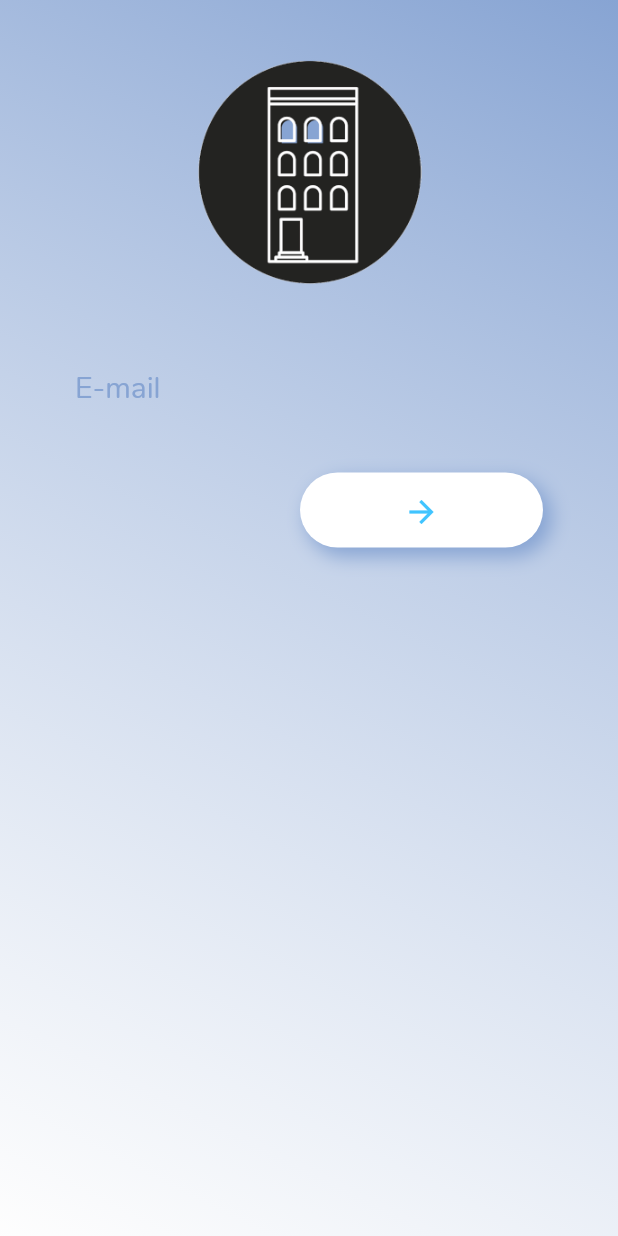
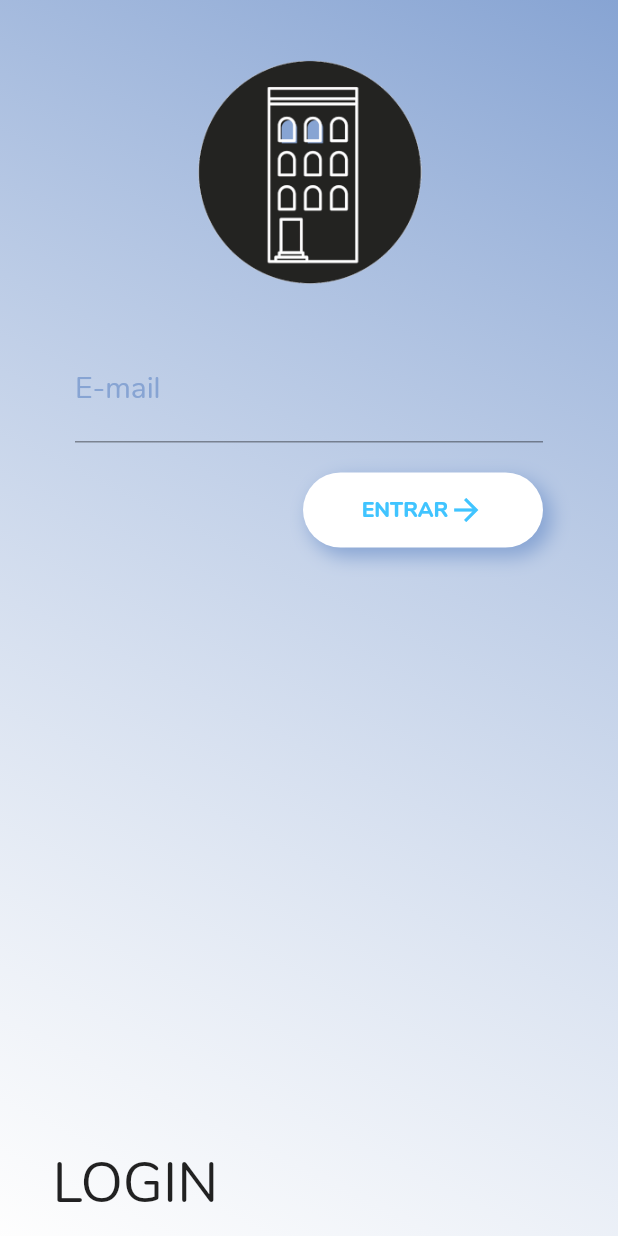
Before and after one commit to juanlubel/vecindapp_client, a Flutter app: the HomeScreen screen opened by its route, on a phone screen of 412 x 824 dp. Run offline on Flutter 3.47's test engine with Material 2 defaults, Android fonts, the phone set to English and light mode, and no system bars; our stand-ins replace bloc, flutter_bloc, rxdart.

```diff
--- a/lib/core/services/auth.service.dart
+++ b/lib/core/services/auth.service.dart
@@ -1,4 +1,5 @@
 import 'dart:async';
+import 'dart:math';
 import 'package:flutter/cupertino.dart';
 import 'package:vecinapp/core/models/users.dart';
 import 'package:vecinapp/core/services/service.dart';
@@ -8,15 +9,15 @@ class LoginUser {
   ApiService _netUtil = new ApiService();
   static final BASE_URL = "https://vecindapp-server.herokuapp.com";
 
-  Future<User> login(email, password) {
+  Future<User> login(email, password) async{
     debugPrint(email + password);
     var body = {
         "email" : email,
         "password" : password
     };
+    await new Future.delayed(const Duration(seconds: 3));
     return _netUtil.post(BASE_URL + "/api/auth/login", body: body).then((dynamic res) {
-      debugPrint('response login');
-      print(res);
+
       if(res["non_field_errors"] != null) throw new Exception(res["non_field_errors"]);
       return new User.map(res);
     });
@@ -43,7 +44,8 @@ class HomeService {
 //  static final _API_KEY = "somerandomkey";
 
 
-  Future<User> login(email) {
+  Future<User> login(email) async {
+    await new Future.delayed(const Duration(seconds: 3));
     User user = new User(email: email);
     return _netUtil.post(LOGIN_URL, body: user.toJson())
         .then((dynamic res) {
--- a/lib/main.dart
+++ b/lib/main.dart
@@ -22,6 +22,7 @@ class MyApp extends StatelessWidget {
                   fontSize: 14.5
               ),
             ),
+
         ),
         onGenerateRoute: routes()
     );
--- a/lib/screens/home.dart
+++ b/lib/screens/home.dart
@@ -1,6 +1,8 @@
 import 'package:flutter/material.dart';
 import 'package:vecinapp/core/services/auth.service.dart';
 import 'package:vecinapp/core/sizeConfig.dart';
+import 'package:vecinapp/widgets/acceptAlert.dart';
+import 'package:vecinapp/widgets/bottomTitle.dart';
 import 'package:vecinapp/widgets/button.dart';
 import 'package:vecinapp/widgets/homeImage.dart';
 import 'package:vecinapp/widgets/inputEmail.dart';
@@ -17,6 +19,22 @@ class _HomeScreenState extends State<HomeScreen> {
   final textGrabber = TextEditingController();
   HomeService homeService = HomeService();
   @override
+
+  Future<void> _emptyEmailDialog() async {
+    return showDialog<void>(
+        context: context,
+        barrierDismissible: false, // user must tap button!
+        builder: (BuildContext context) {
+          return AcceptAlert(
+            title: 'Usuario',
+            body: 'Debe introducir un usuario',
+            acceptPressed: () {},
+          );
+        }
+    );
+  }
+
+
   void dispose() {
     // Clean up the controller when the widget is disposed.
     textGrabber.dispose();
@@ -25,6 +43,10 @@ class _HomeScreenState extends State<HomeScreen> {
   void _onPressed() {
     debugPrint(textGrabber.text);
     var email = textGrabber.text;
+    if (email == '') {
+      _emptyEmailDialog();
+      return;
+    }
     Navigator.pushNamed(
         context,
         '/userLogin',
@@ -34,7 +56,10 @@ class _HomeScreenState extends State<HomeScreen> {
   Widget build(BuildContext context) {
     SizeConfig().init(context);
     return Scaffold(
-        body: Container(
+        resizeToAvoidBottomPadding: false,
+        body: Stack(
+          children: [
+            Container(
               decoration: BoxDecoration(
                 gradient: LinearGradient(
                     begin: Alignment.topRight,
@@ -55,11 +80,23 @@ class _HomeScreenState extends State<HomeScreen> {
                   InputEmail(
                     controller: textGrabber
                   ),
-                ButtonLogin(
+                  Padding(
+                    padding: const EdgeInsets.only(right: 50.0),
+                    child: Container(
+                      alignment: Alignment.centerRight,
+                      child: ButtonLogin(
                         onPressed: this._onPressed,
+                      ),
+                    ),
                   ),
                 ],
               )
+          ),
+            Align(
+              alignment: Alignment.bottomLeft,
+              child: BottomTitle('LOGIN'),
+            )
+          ]
         )
     );
   }
--- a/lib/screens/sidebar/sidebar.dart
+++ b/lib/screens/sidebar/sidebar.dart
@@ -3,7 +3,6 @@ import 'dart:async';
 import 'package:flutter/material.dart';
 import 'package:flutter_bloc/flutter_bloc.dart';
 import 'package:rxdart/rxdart.dart';
-
 import '../../core/navigators/lobbyNavigator.dart';
 import '../sidebar/menuItem.dart';
 
@@ -64,7 +63,7 @@ class _SideBarState extends State<SideBar> with SingleTickerProviderStateMixin<S
           top: 0,
           bottom: 0,
           left: isSideBarOpenedAsync.data ? 0 : screenWidth - 45,
-          right: isSideBarOpenedAsync.data ? 0 : -screenWidth
+          right: isSideBarOpenedAsync.data ? 0 : -screenWidth,
           child: Row(
             children: <Widget>[
               Align(
--- /dev/null
+++ b/lib/widgets/bottomTitle.dart
@@ -0,0 +1,20 @@
+import 'package:flutter/material.dart';
+
+class BottomTitle extends StatelessWidget{
+  final String title;
+  BottomTitle(this.title);
+  @override
+  Widget build(BuildContext context) {
+    return Padding(
+      padding: const EdgeInsets.only(left: 35, bottom: 10),
+      child: Text(
+        this.title,
+        style: TextStyle(
+            fontSize: 37,
+            backgroundColor: Colors.white.withOpacity(0.0)
+        ),
+      ),
+    );
+  }
+
+}
--- a/lib/widgets/button.dart
+++ b/lib/widgets/button.dart
@@ -7,11 +7,11 @@ class ButtonLogin extends StatelessWidget {
   @override
   Widget build(BuildContext context) {
     return Padding(
-      padding: const EdgeInsets.only(top: 10, right: 50, left: 200),
+      padding: const EdgeInsets.only(top: 10),
       child: Container(
-        alignment: Alignment.bottomRight,
+        alignment: Alignment.centerRight,
         height: 50,
-        width: MediaQuery.of(context).size.width,
+        width: 160,
         decoration: BoxDecoration(
           boxShadow: [
             BoxShadow(
@@ -29,17 +29,18 @@ class ButtonLogin extends StatelessWidget {
         ),
         child: FlatButton(
           onPressed: this.onPressed,
+
           child: Row(
             mainAxisAlignment: MainAxisAlignment.center,
             children: <Widget>[
-//              Text(
-//                'ENTRAR',
-//                style: TextStyle(
-//                  color: Colors.lightBlueAccent,
-//                  fontSize: 14,
-//                  fontWeight: FontWeight.w700,
-//                ),
-//              ),
+              Text(
+                'ENTRAR',
+                style: TextStyle(
+                  color: Colors.lightBlueAccent,
+                  fontSize: 14,
+                  fontWeight: FontWeight.w700,
+                ),
+              ),
               Icon(
                 Icons.arrow_forward,
                 color: Colors.lightBlueAccent,
--- a/lib/widgets/inputEmail.dart
+++ b/lib/widgets/inputEmail.dart
@@ -20,7 +20,11 @@ class InputEmail extends StatelessWidget {
               fontSize: 20.0
           ),
           decoration: InputDecoration(
-            border: InputBorder.none,
+            border: new UnderlineInputBorder(
+                borderSide: new BorderSide(
+                color: Colors.red
+                )
+              ),
             fillColor: Colors.lightBlueAccent,
             labelText: 'E-mail',
             labelStyle: TextStyle(
--- a/lib/widgets/inputPassword.dart
+++ b/lib/widgets/inputPassword.dart
@@ -48,7 +48,11 @@ class _InputPasswordState extends State<InputPassword> {
           focusNode: focusPassword,
           obscureText: !_showPassword,
           decoration: InputDecoration(
-            border: InputBorder.none,
+            border: new UnderlineInputBorder(
+                borderSide: new BorderSide(
+                    color: Colors.red
+                )
+            ),
             fillColor: Colors.lightBlueAccent,
             labelText: 'Password',
             labelStyle: TextStyle(
```
Also changed, not shown: lib/screens/password.dart (+17 -2 lines), lib/screens/register.dart (+17 -3 lines). Lines whose indentation alone changed are shown as unchanged.
